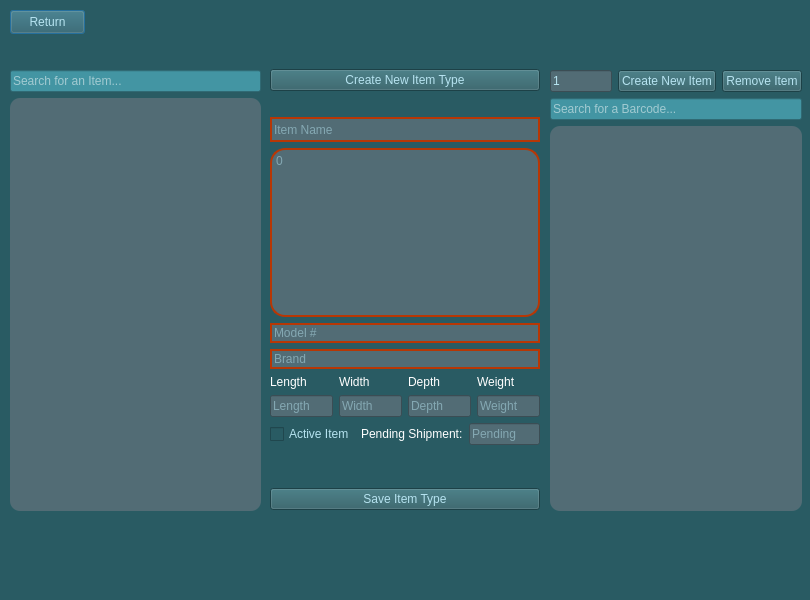
This is UI/items_window.ui in npaolini-8/se-group-5 as Qt 5 draws it before an edit. The edited form follows.
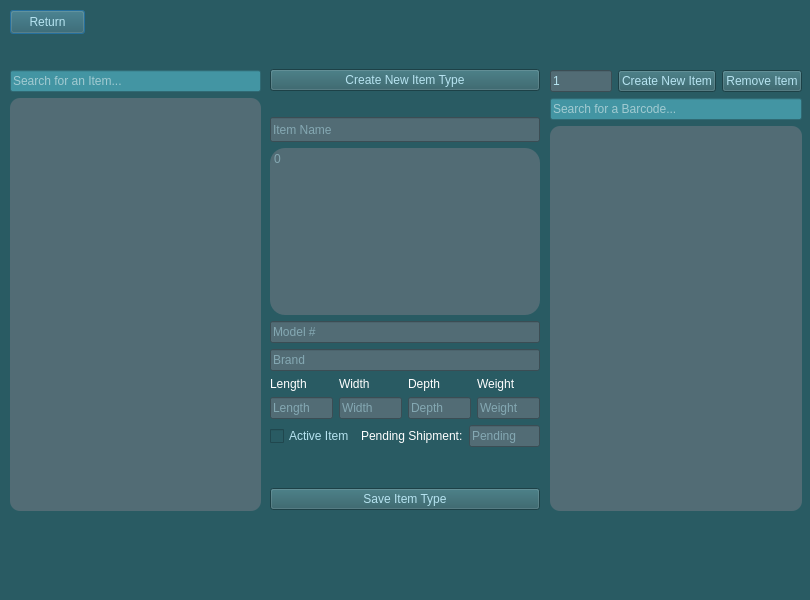
This is the edited form.

What changed in the file:
```diff
--- a/UI/items_window.ui
+++ b/UI/items_window.ui
@@ -120,7 +120,7 @@
 color: #B6E3F0;
 
 font-size: 12px;
-border: 2px solid #b73705</string>
+</string>
       </property>
       <property name="text">
        <string/>
@@ -137,7 +137,7 @@
 color: #B6E3F0;
 border-radius: 15px;
 font-size: 12px;
-border: 2px solid #b73705</string>
+</string>
       </property>
       <property name="cursorWidth">
        <number>0</number>
@@ -154,7 +154,7 @@
 color: #B6E3F0;
 
 font-size: 12px;
-border: 2px solid #b73705</string>
+</string>
       </property>
       <property name="placeholderText">
        <string>Model #</string>
@@ -168,7 +168,7 @@
 color: #B6E3F0;
 
 font-size: 12px;
-border: 2px solid #b73705</string>
+</string>
       </property>
       <property name="placeholderText">
        <string>Brand</string>
```
